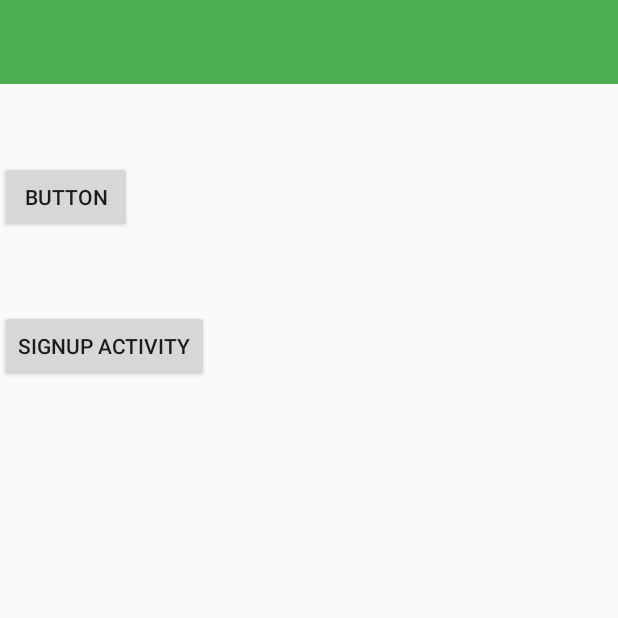
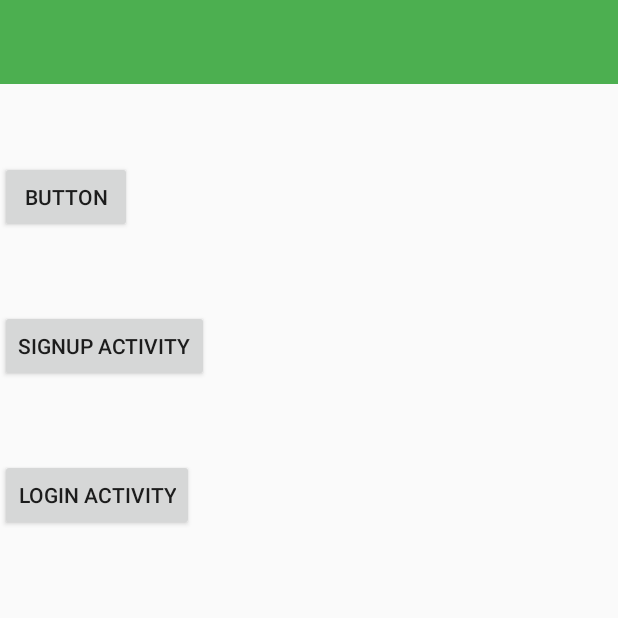
Before and after one commit to tnvkc/MOSIS_Projekat, an Android app: the Probe screen opened directly, with no data from a screen before it, on a phone screen of 412 x 824 dp, the top half of it. Run offline under Robolectric (Android 15) with nearby library versions, the phone set to English and light mode, and no system bars.

Commit message:
uradjen login

```diff
--- a/WalkHike/app/src/main/java/tamara/mosis/elfak/walkhike/Probe.java
+++ b/WalkHike/app/src/main/java/tamara/mosis/elfak/walkhike/Probe.java
@@ -14,6 +14,8 @@ public class Probe extends AppCompatActivity {
 
 
     Button signupB;
+    Button loginB;
+
 
     @Override
     protected void onCreate(Bundle savedInstanceState) {
@@ -35,5 +37,14 @@ public class Probe extends AppCompatActivity {
                 startActivity(intent);
             }
         });
+        loginB = (Button) findViewById(R.id.proba_login);
+        loginB.setOnClickListener(new View.OnClickListener() {
+            @Override
+            public void onClick(View v) {
+                Intent intent=new Intent(getApplicationContext(), LoginActivity.class);
+                startActivity(intent);
+            }
+        });
+
     }
 }
--- a/WalkHike/app/src/main/res/layout/activity_probe.xml
+++ b/WalkHike/app/src/main/res/layout/activity_probe.xml
@@ -32,4 +32,12 @@
         android:layout_marginTop="51dp"
         android:text="Signup activity" />
 
+    <Button
+        android:id="@+id/proba_login"
+        android:layout_width="wrap_content"
+        android:layout_height="wrap_content"
+        android:layout_below="@+id/main_toolbar"
+        android:layout_marginTop="51dp"
+        android:text="Login Activity" />
+
 </LinearLayout>
```
Also changed, not shown: WalkHike/app/src/main/java/tamara/mosis/elfak/walkhike/LoginActivity.java (+79 -0 lines), WalkHike/app/src/main/java/tamara/mosis/elfak/walkhike/SignUpActivity.java (+22 -2 lines), WalkHike/app/src/main/res/layout/activity_login.xml (+6 -6 lines).
